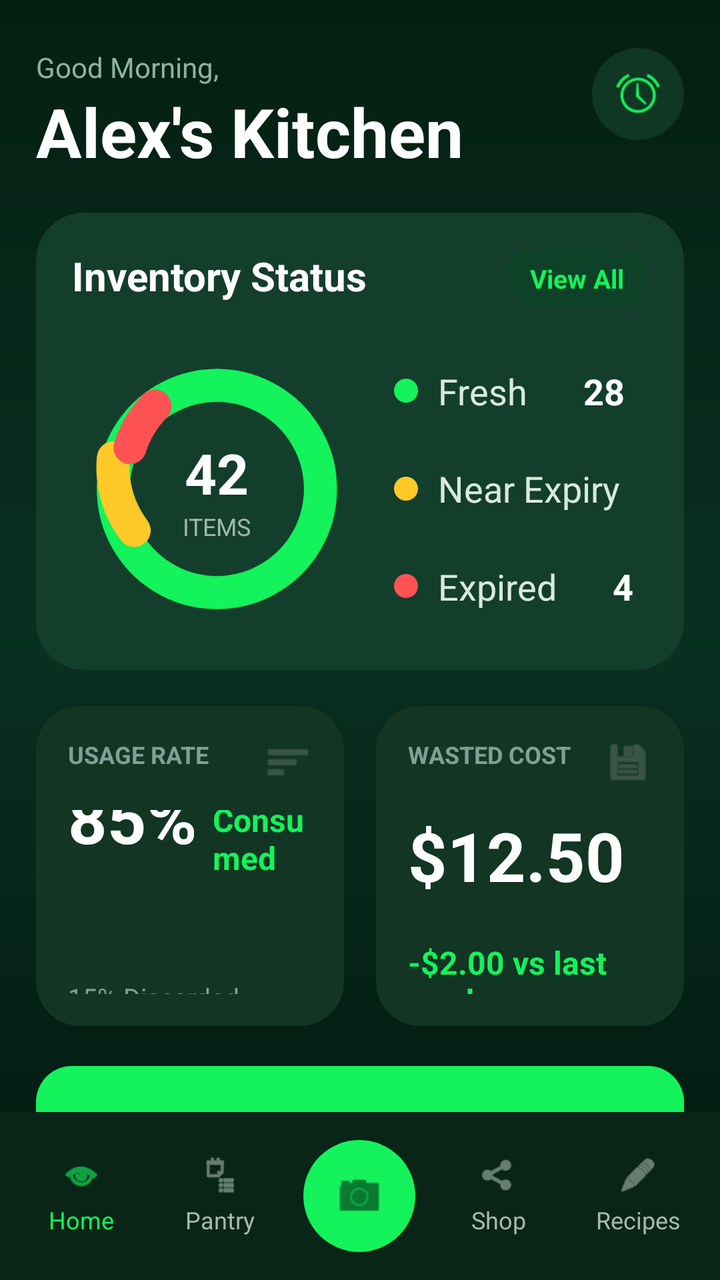
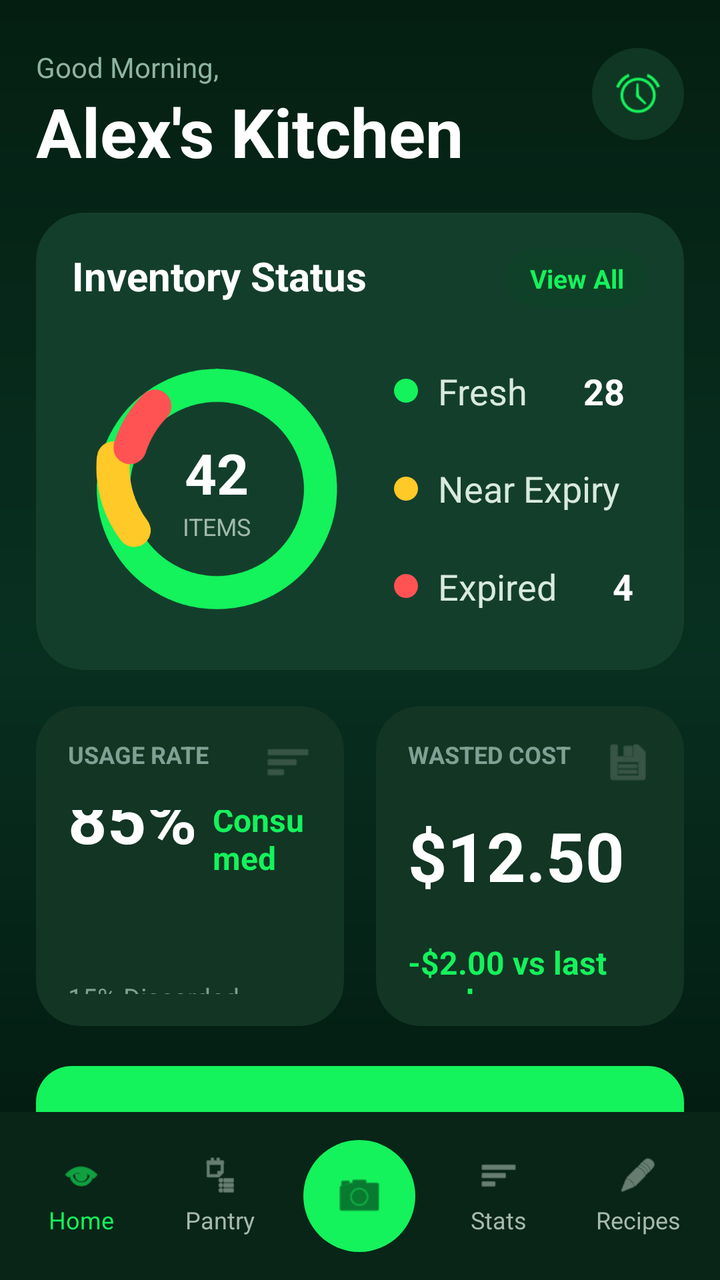

Screens rendered from an Android XML layout before and after an edit, with the pre-edit source and the edit as a unified diff.
<!-- AndroidManifest.xml: application theme Theme.Group12_Asgmt2 -->
<!-- res/layout/activity_dashboard.xml -->
<?xml version="1.0" encoding="utf-8"?>
<LinearLayout xmlns:android="http://schemas.android.com/apk/res/android"
    xmlns:app="http://schemas.android.com/apk/res-auto"
    android:layout_width="match_parent"
    android:layout_height="match_parent"
    android:background="@drawable/bg_dashboard"
    android:orientation="vertical">

    <ScrollView
        android:layout_width="match_parent"
        android:layout_height="0dp"
        android:layout_weight="1"
        android:fillViewport="true"
        android:scrollbars="none">

        <LinearLayout
            android:layout_width="match_parent"
            android:layout_height="wrap_content"
            android:orientation="vertical"
            android:paddingStart="18dp"
            android:paddingTop="24dp"
            android:paddingEnd="18dp"
            android:paddingBottom="18dp">

            <RelativeLayout
                android:layout_width="match_parent"
                android:layout_height="wrap_content">

                <LinearLayout
                    android:layout_width="wrap_content"
                    android:layout_height="wrap_content"
                    android:orientation="vertical">

                    <TextView
                        android:id="@+id/tvGreeting"
                        android:layout_width="wrap_content"
                        android:layout_height="wrap_content"
                        android:text="Good Morning,"
                        android:textColor="#8EB3A0"
                        android:textSize="14sp" />

                    <TextView
                        android:id="@+id/tvKitchenName"
                        android:layout_width="wrap_content"
                        android:layout_height="wrap_content"
                        android:text="Alex's Kitchen"
                        android:textColor="#FFFFFF"
                        android:textSize="34sp"
                        android:textStyle="bold" />
                </LinearLayout>

                <ImageView
                    android:id="@+id/btnNotification"
                    android:layout_width="46dp"
                    android:layout_height="46dp"
                    android:layout_alignParentEnd="true"
                    android:background="@drawable/bg_notification_circle"
                    android:padding="12dp"
                    android:src="@android:drawable/ic_lock_idle_alarm"
                    app:tint="#14F25C" />
            </RelativeLayout>

            <androidx.cardview.widget.CardView
                android:layout_width="match_parent"
                android:layout_height="wrap_content"
                android:layout_marginTop="18dp"
                app:cardBackgroundColor="#143E2C"
                app:cardCornerRadius="24dp"
                app:cardElevation="0dp">

                <LinearLayout
                    android:layout_width="match_parent"
                    android:layout_height="wrap_content"
                    android:orientation="vertical"
                    android:padding="18dp">

                    <RelativeLayout
                        android:layout_width="match_parent"
                        android:layout_height="wrap_content">

                        <TextView
                            android:layout_width="wrap_content"
                            android:layout_height="wrap_content"
                            android:text="Inventory Status"
                            android:textColor="#FFFFFF"
                            android:textSize="20sp"
                            android:textStyle="bold" />

                        <TextView
                            android:id="@+id/btnSeeAllInventory"
                            android:layout_width="wrap_content"
                            android:layout_height="wrap_content"
                            android:layout_alignParentEnd="true"
                            android:background="@drawable/bg_pill_green_dark"
                            android:paddingStart="12dp"
                            android:paddingTop="6dp"
                            android:paddingEnd="12dp"
                            android:paddingBottom="6dp"
                            android:text="View All"
                            android:textColor="#14F25C"
                            android:textSize="13sp"
                            android:textStyle="bold" />
                    </RelativeLayout>

                    <LinearLayout
                        android:layout_width="match_parent"
                        android:layout_height="wrap_content"
                        android:layout_marginTop="18dp"
                        android:gravity="center_vertical"
                        android:orientation="horizontal">

                        <FrameLayout
                            android:layout_width="145dp"
                            android:layout_height="145dp">

                            <ImageView
                                android:layout_width="match_parent"
                                android:layout_height="match_parent"
                                android:src="@drawable/ic_donut_chart_mock"
                                android:scaleType="fitCenter" />

                            <LinearLayout
                                android:layout_width="match_parent"
                                android:layout_height="match_parent"
                                android:gravity="center"
                                android:orientation="vertical">

                                <TextView
                                    android:id="@+id/tvTotalItems"
                                    android:layout_width="wrap_content"
                                    android:layout_height="wrap_content"
                                    android:text="42"
                                    android:textColor="#FFFFFF"
                                    android:textSize="28sp"
                                    android:textStyle="bold" />

                                <TextView
                                    android:layout_width="wrap_content"
                                    android:layout_height="wrap_content"
                                    android:text="ITEMS"
                                    android:textColor="#9FB9AA"
                                    android:textSize="12sp" />
                            </LinearLayout>
                        </FrameLayout>

                        <LinearLayout
                            android:layout_width="0dp"
                            android:layout_height="wrap_content"
                            android:layout_weight="1"
                            android:orientation="vertical"
                            android:paddingStart="16dp">

                            <LinearLayout
                                android:layout_width="wrap_content"
                                android:layout_height="wrap_content"
                                android:gravity="center_vertical"
                                android:orientation="horizontal">

                                <View
                                    android:layout_width="12dp"
                                    android:layout_height="12dp"
                                    android:background="@drawable/dot_green" />

                                <TextView
                                    android:layout_width="wrap_content"
                                    android:layout_height="wrap_content"
                                    android:layout_marginStart="10dp"
                                    android:text="Fresh"
                                    android:textColor="#D8EADD"
                                    android:textSize="18sp" />

                                <TextView
                                    android:id="@+id/tvFreshCount"
                                    android:layout_width="wrap_content"
                                    android:layout_height="wrap_content"
                                    android:layout_marginStart="28dp"
                                    android:text="28"
                                    android:textColor="#FFFFFF"
                                    android:textSize="18sp"
                                    android:textStyle="bold" />
                            </LinearLayout>

                            <LinearLayout
                                android:layout_width="wrap_content"
                                android:layout_height="wrap_content"
                                android:layout_marginTop="14dp"
                                android:gravity="center_vertical"
                                android:orientation="horizontal">

                                <View
                                    android:layout_width="12dp"
                                    android:layout_height="12dp"
                                    android:background="@drawable/dot_yellow" />

                                <TextView
                                    android:layout_width="wrap_content"
                                    android:layout_height="wrap_content"
                                    android:layout_marginStart="10dp"
                                    android:text="Near Expiry"
                                    android:textColor="#D8EADD"
                                    android:textSize="18sp" />

                                <TextView
                                    android:id="@+id/tvNearExpiryCount"
                                    android:layout_width="wrap_content"
                                    android:layout_height="wrap_content"
                                    android:layout_marginStart="28dp"
                                    android:text="10"
                                    android:textColor="#FFFFFF"
                                    android:textSize="18sp"
                                    android:textStyle="bold" />
                            </LinearLayout>

                            <LinearLayout
                                android:layout_width="wrap_content"
                                android:layout_height="wrap_content"
                                android:layout_marginTop="14dp"
                                android:gravity="center_vertical"
                                android:orientation="horizontal">

                                <View
                                    android:layout_width="12dp"
                                    android:layout_height="12dp"
                                    android:background="@drawable/dot_red" />

                                <TextView
                                    android:layout_width="wrap_content"
                                    android:layout_height="wrap_content"
                                    android:layout_marginStart="10dp"
                                    android:text="Expired"
                                    android:textColor="#D8EADD"
                                    android:textSize="18sp" />

                                <TextView
                                    android:id="@+id/tvExpiredCount"
                                    android:layout_width="wrap_content"
                                    android:layout_height="wrap_content"
                                    android:layout_marginStart="28dp"
                                    android:text="4"
                                    android:textColor="#FFFFFF"
                                    android:textSize="18sp"
                                    android:textStyle="bold" />
                            </LinearLayout>
                        </LinearLayout>
                    </LinearLayout>
                </LinearLayout>
            </androidx.cardview.widget.CardView>

            <LinearLayout
                android:layout_width="match_parent"
                android:layout_height="wrap_content"
                android:layout_marginTop="18dp"
                android:orientation="horizontal"
                android:weightSum="2">

                <androidx.cardview.widget.CardView
                    android:layout_width="0dp"
                    android:layout_height="160dp"
                    android:layout_weight="1"
                    android:layout_marginEnd="8dp"
                    app:cardBackgroundColor="#123524"
                    app:cardCornerRadius="22dp"
                    app:cardElevation="0dp">

                    <LinearLayout
                        android:layout_width="match_parent"
                        android:layout_height="match_parent"
                        android:orientation="vertical"
                        android:padding="16dp">

                        <RelativeLayout
                            android:layout_width="match_parent"
                            android:layout_height="wrap_content">

                            <TextView
                                android:layout_width="wrap_content"
                                android:layout_height="wrap_content"
                                android:text="USAGE RATE"
                                android:textColor="#7FA092"
                                android:textSize="12sp"
                                android:textStyle="bold" />

                            <ImageView
                                android:layout_width="24dp"
                                android:layout_height="24dp"
                                android:layout_alignParentEnd="true"
                                android:src="@android:drawable/ic_menu_sort_by_size"
                                app:tint="#516A5D" />
                        </RelativeLayout>

                        <LinearLayout
                            android:layout_width="wrap_content"
                            android:layout_height="wrap_content"
                            android:layout_marginTop="12dp"
                            android:orientation="horizontal"
                            android:gravity="bottom">

                            <TextView
                                android:id="@+id/tvUsageRate"
                                android:layout_width="wrap_content"
                                android:layout_height="wrap_content"
                                android:text="85%"
                                android:textColor="#FFFFFF"
                                android:textSize="34sp"
                                android:textStyle="bold" />

                            <TextView
                                android:layout_width="wrap_content"
                                android:layout_height="wrap_content"
                                android:layout_marginStart="8dp"
                                android:layout_marginBottom="6dp"
                                android:text="Consumed"
                                android:textColor="#14F25C"
                                android:textSize="16sp"
                                android:textStyle="bold" />
                        </LinearLayout>

                        <ProgressBar
                            android:layout_width="match_parent"
                            android:layout_height="10dp"
                            android:layout_marginTop="16dp"
                            android:max="100"
                            android:progress="85"
                            android:progressDrawable="@drawable/progress_green" />

                        <TextView
                            android:id="@+id/tvDiscardRate"
                            android:layout_width="wrap_content"
                            android:layout_height="wrap_content"
                            android:layout_marginTop="12dp"
                            android:text="15% Discarded"
                            android:textColor="#7FA092"
                            android:textSize="13sp" />
                    </LinearLayout>
                </androidx.cardview.widget.CardView>

                <androidx.cardview.widget.CardView
                    android:layout_width="0dp"
                    android:layout_height="160dp"
                    android:layout_weight="1"
                    android:layout_marginStart="8dp"
                    app:cardBackgroundColor="#123524"
                    app:cardCornerRadius="22dp"
                    app:cardElevation="0dp">

                    <LinearLayout
                        android:layout_width="match_parent"
                        android:layout_height="match_parent"
                        android:orientation="vertical"
                        android:padding="16dp">

                        <RelativeLayout
                            android:layout_width="match_parent"
                            android:layout_height="wrap_content">

                            <TextView
                                android:layout_width="wrap_content"
                                android:layout_height="wrap_content"
                                android:text="WASTED COST"
                                android:textColor="#7FA092"
                                android:textSize="12sp"
                                android:textStyle="bold" />

                            <ImageView
                                android:layout_width="24dp"
                                android:layout_height="24dp"
                                android:layout_alignParentEnd="true"
                                android:src="@android:drawable/ic_menu_save"
                                app:tint="#516A5D" />
                        </RelativeLayout>

                        <TextView
                            android:id="@+id/tvWastedCost"
                            android:layout_width="wrap_content"
                            android:layout_height="wrap_content"
                            android:layout_marginTop="12dp"
                            android:text="$12.50"
                            android:textColor="#FFFFFF"
                            android:textSize="34sp"
                            android:textStyle="bold" />

                        <TextView
                            android:id="@+id/tvWeeklySaved"
                            android:layout_width="wrap_content"
                            android:layout_height="wrap_content"
                            android:layout_marginTop="20dp"
                            android:text="-$2.00 vs last week"
                            android:textColor="#14F25C"
                            android:textSize="16sp"
                            android:textStyle="bold" />
                    </LinearLayout>
                </androidx.cardview.widget.CardView>
            </LinearLayout>

            <LinearLayout
                android:id="@+id/btnQuickAdd"
                android:layout_width="match_parent"
                android:layout_height="64dp"
                android:layout_marginTop="20dp"
                android:background="@drawable/bg_quick_add"
                android:gravity="center"
                android:orientation="horizontal">

                <ImageView
                    android:layout_width="22dp"
                    android:layout_height="22dp"
                    android:src="@android:drawable/ic_input_add"
                    app:tint="#012B13" />

                <TextView
                    android:layout_width="wrap_content"
                    android:layout_height="wrap_content"
                    android:layout_marginStart="10dp"
                    android:text="Quick Add Item"
                    android:textColor="#012B13"
                    android:textSize="22sp"
                    android:textStyle="bold" />
            </LinearLayout>

            <RelativeLayout
                android:layout_width="match_parent"
                android:layout_height="wrap_content"
                android:layout_marginTop="24dp">

                <LinearLayout
                    android:layout_width="wrap_content"
                    android:layout_height="wrap_content"
                    android:orientation="vertical">

                    <TextView
                        android:layout_width="wrap_content"
                        android:layout_height="wrap_content"
                        android:text="Use It Up!"
                        android:textColor="#FFFFFF"
                        android:textSize="28sp"
                        android:textStyle="bold" />

                    <TextView
                        android:layout_width="wrap_content"
                        android:layout_height="wrap_content"
                        android:text="Recipes using ingredients expiring soon"
                        android:textColor="#7FA092"
                        android:textSize="14sp" />
                </LinearLayout>

                <TextView
                    android:id="@+id/btnSeeAllRecipes"
                    android:layout_width="wrap_content"
                    android:layout_height="wrap_content"
                    android:layout_alignParentEnd="true"
                    android:layout_centerVertical="true"
                    android:text="See All"
                    android:textColor="#14F25C"
                    android:textSize="18sp"
                    android:textStyle="bold" />
            </RelativeLayout>

            <androidx.recyclerview.widget.RecyclerView
                android:id="@+id/recyclerRecipes"
                android:layout_width="match_parent"
                android:layout_height="260dp"
                android:layout_marginTop="16dp"
                android:clipToPadding="false"
                android:paddingEnd="10dp" />

        </LinearLayout>
    </ScrollView>

    <LinearLayout
        android:layout_width="match_parent"
        android:layout_height="84dp"
        android:background="#082517"
        android:gravity="center"
        android:orientation="horizontal"
        android:paddingStart="6dp"
        android:paddingEnd="6dp"
        android:weightSum="5">

        <LinearLayout
            android:id="@+id/navHome"
            android:layout_width="0dp"
            android:layout_height="wrap_content"
            android:layout_weight="1"
            android:gravity="center"
            android:orientation="vertical">

            <ImageView
                android:layout_width="20dp"
                android:layout_height="20dp"
                android:src="@android:drawable/ic_menu_view"
                app:tint="#14F25C" />

            <TextView
                android:layout_width="wrap_content"
                android:layout_height="wrap_content"
                android:layout_marginTop="4dp"
                android:text="Home"
                android:textColor="#14F25C"
                android:textSize="12sp" />
        </LinearLayout>

        <LinearLayout
            android:id="@+id/navPantry"
            android:layout_width="0dp"
            android:layout_height="wrap_content"
            android:layout_weight="1"
            android:gravity="center"
            android:orientation="vertical">

            <ImageView
                android:layout_width="20dp"
                android:layout_height="20dp"
                android:src="@android:drawable/ic_menu_agenda"
                app:tint="#A6B8AD" />

            <TextView
                android:layout_width="wrap_content"
                android:layout_height="wrap_content"
                android:layout_marginTop="4dp"
                android:text="Pantry"
                android:textColor="#A6B8AD"
                android:textSize="12sp" />
        </LinearLayout>

        <LinearLayout
            android:id="@+id/navScan"
            android:layout_width="0dp"
            android:layout_height="wrap_content"
            android:layout_weight="1"
            android:gravity="center"
            android:orientation="vertical">

            <FrameLayout
                android:layout_width="56dp"
                android:layout_height="56dp"
                android:background="@drawable/bg_scan_circle">

                <ImageView
                    android:layout_width="26dp"
                    android:layout_height="26dp"
                    android:layout_gravity="center"
                    android:src="@android:drawable/ic_menu_camera"
                    app:tint="#012B13" />
            </FrameLayout>
        </LinearLayout>

        <LinearLayout
            android:id="@+id/navShop"
            android:layout_width="0dp"
            android:layout_height="wrap_content"
            android:layout_weight="1"
            android:gravity="center"
            android:orientation="vertical">

            <ImageView
                android:layout_width="20dp"
                android:layout_height="20dp"
                android:src="@android:drawable/ic_menu_share"
                app:tint="#A6B8AD" />

            <TextView
                android:layout_width="wrap_content"
                android:layout_height="wrap_content"
                android:layout_marginTop="4dp"
                android:text="Shop"
                android:textColor="#A6B8AD"
                android:textSize="12sp" />
        </LinearLayout>

        <LinearLayout
            android:id="@+id/navRecipes"
            android:layout_width="0dp"
            android:layout_height="wrap_content"
            android:layout_weight="1"
            android:gravity="center"
            android:orientation="vertical">

            <ImageView
                android:layout_width="20dp"
                android:layout_height="20dp"
                android:src="@android:drawable/ic_menu_edit"
                app:tint="#A6B8AD" />

            <TextView
                android:layout_width="wrap_content"
                android:layout_height="wrap_content"
                android:layout_marginTop="4dp"
                android:text="Recipes"
                android:textColor="#A6B8AD"
                android:textSize="12sp" />
        </LinearLayout>
    </LinearLayout>

</LinearLayout>
<!-- resources referenced by this layout -->
<resources>
  <!-- drawable bg_dashboard (drawable) -->
  <?xml version="1.0" encoding="utf-8"?>
  <shape xmlns:android="http://schemas.android.com/apk/res/android" android:shape="rectangle">
      <gradient
          android:angle="270"
          android:startColor="#041F12"
          android:centerColor="#083021"
          android:endColor="#02160D" />
  </shape>
  <!-- drawable bg_notification_circle (drawable) -->
  <?xml version="1.0" encoding="utf-8"?>
  <shape xmlns:android="http://schemas.android.com/apk/res/android" android:shape="oval">
      <solid android:color="#103723" />
  </shape>
  <!-- drawable bg_pill_green_dark (drawable) -->
  <?xml version="1.0" encoding="utf-8"?>
  <shape xmlns:android="http://schemas.android.com/apk/res/android" android:shape="rectangle">
      <corners android:radius="20dp" />
      <solid android:color="#0E4127" />
  </shape>
  <!-- drawable bg_quick_add (drawable) -->
  <?xml version="1.0" encoding="utf-8"?>
  <shape xmlns:android="http://schemas.android.com/apk/res/android" android:shape="rectangle">
      <corners android:radius="18dp" />
      <solid android:color="#14F25C" />
  </shape>
  <!-- drawable bg_scan_circle (drawable) -->
  <?xml version="1.0" encoding="utf-8"?>
  <shape xmlns:android="http://schemas.android.com/apk/res/android" android:shape="oval">
      <solid android:color="#14F25C" />
  </shape>
  <!-- drawable dot_green (drawable) -->
  <?xml version="1.0" encoding="utf-8"?>
  <shape xmlns:android="http://schemas.android.com/apk/res/android" android:shape="oval">
      <size android:width="12dp" android:height="12dp" />
      <solid android:color="#14F25C" />
  </shape>
  <!-- drawable dot_red (drawable) -->
  <?xml version="1.0" encoding="utf-8"?>
  <shape xmlns:android="http://schemas.android.com/apk/res/android" android:shape="oval">
      <size android:width="12dp" android:height="12dp" />
      <solid android:color="#FF5353" />
  </shape>
  <!-- drawable dot_yellow (drawable) -->
  <?xml version="1.0" encoding="utf-8"?>
  <shape xmlns:android="http://schemas.android.com/apk/res/android" android:shape="oval">
      <size android:width="12dp" android:height="12dp" />
      <solid android:color="#FFC928" />
  </shape>
  <!-- drawable ic_donut_chart_mock (drawable) -->
  <?xml version="1.0" encoding="utf-8"?>
  <vector xmlns:android="http://schemas.android.com/apk/res/android"
      android:width="140dp"
      android:height="140dp"
      android:viewportWidth="140"
      android:viewportHeight="140">
  
      <path
          android:fillColor="#00000000"
          android:pathData="M70,20 A50,50 0 1,1 69.9,20"
          android:strokeColor="#14F25C"
          android:strokeWidth="16"
          android:strokeLineCap="round" />
  
      <path
          android:fillColor="#00000000"
          android:pathData="M30,90 A50,50 0 0,1 20,55"
          android:strokeColor="#FFC928"
          android:strokeWidth="16"
          android:strokeLineCap="round" />
  
      <path
          android:fillColor="#00000000"
          android:pathData="M28,50 A50,50 0 0,1 40,30"
          android:strokeColor="#FF5353"
          android:strokeWidth="16"
          android:strokeLineCap="round" />
  </vector>
  <!-- drawable progress_green (drawable) -->
  <?xml version="1.0" encoding="utf-8"?>
  <layer-list xmlns:android="http://schemas.android.com/apk/res/android">
      <item android:id="@android:id/background">
          <shape android:shape="rectangle">
              <corners android:radius="8dp" />
              <solid android:color="#204333" />
          </shape>
      </item>
      <item android:id="@android:id/progress">
          <clip>
              <shape android:shape="rectangle">
                  <corners android:radius="8dp" />
                  <solid android:color="#14F25C" />
              </shape>
          </clip>
      </item>
  </layer-list>
  <style name="Theme.Group12_Asgmt2" parent="Base.Theme.Group12_Asgmt2" />
  <style name="Base.Theme.Group12_Asgmt2" parent="Theme.Material3.DayNight.NoActionBar">
          
          
      </style>
</resources>

<!-- the commit's change to res/layout/activity_dashboard.xml (unified diff, before → after) -->
@@ -545,7 +545,7 @@
         </LinearLayout>
 
         <LinearLayout
-            android:id="@+id/navShop"
+            android:id="@+id/navStats"
             android:layout_width="0dp"
             android:layout_height="wrap_content"
             android:layout_weight="1"
@@ -555,14 +555,14 @@
             <ImageView
                 android:layout_width="20dp"
                 android:layout_height="20dp"
-                android:src="@android:drawable/ic_menu_share"
+                android:src="@android:drawable/ic_menu_sort_by_size"
                 app:tint="#A6B8AD" />
 
             <TextView
                 android:layout_width="wrap_content"
                 android:layout_height="wrap_content"
                 android:layout_marginTop="4dp"
-                android:text="Shop"
+                android:text="Stats"
                 android:textColor="#A6B8AD"
                 android:textSize="12sp" />
         </LinearLayout>
